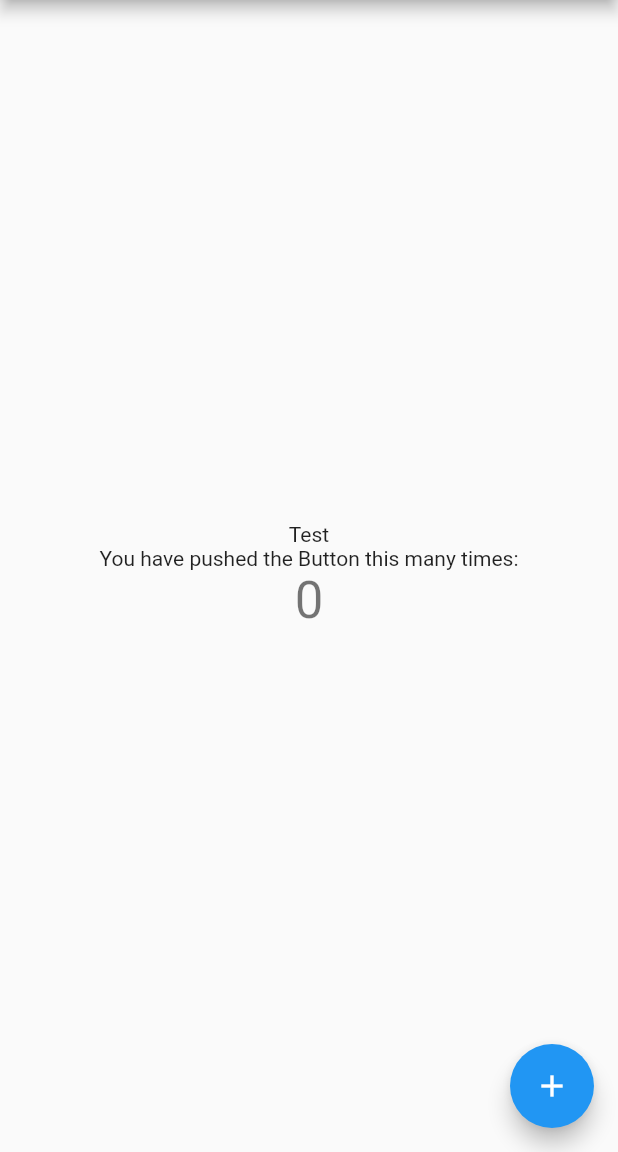
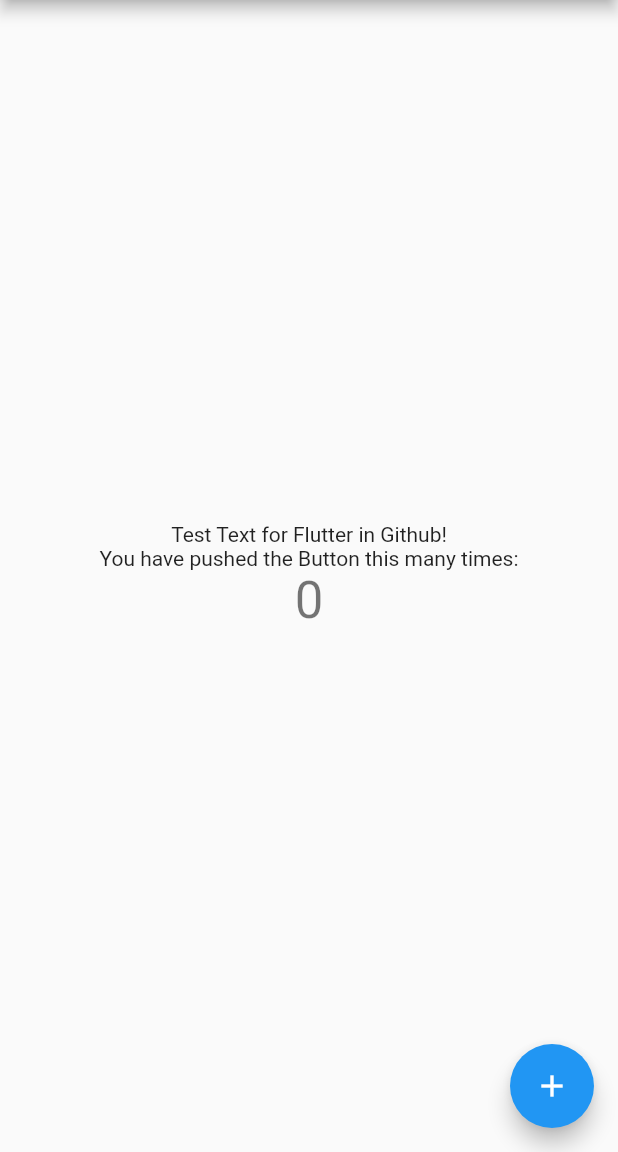
Before and after one commit to omega391/movieapp, a Flutter app: the screen it shows after launch, on a phone screen of 412 x 824 dp, the part 84-1236 px from its top. Run offline on Flutter 3.47's test engine with Material 2 defaults, Android fonts, the phone set to English and light mode, and no system bars.

Commit message:
update main.dart

```diff
--- a/lib/main.dart
+++ b/lib/main.dart
@@ -98,7 +98,7 @@ class _MyHomePageState extends State<MyHomePage> {
           mainAxisAlignment: MainAxisAlignment.center,
           children: <Widget>[
             Text(
-              'Test'
+              'Test Text for Flutter in Github!'
             ),
             Text(
 
```
